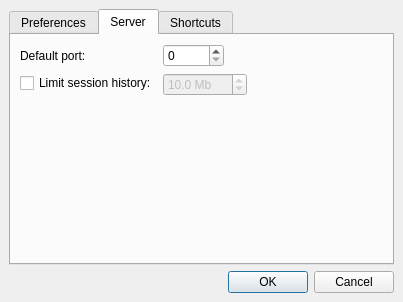
Before: the Qt Designer form src/client/ui/settings.ui in drawpile/Drawpile, drawn with Qt 5.
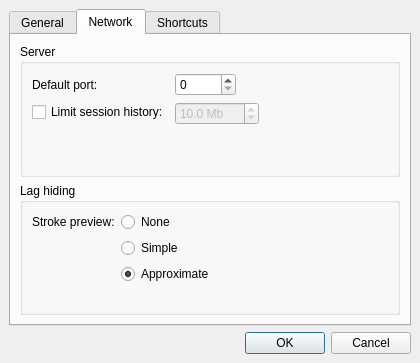
After: the same form once the commit is applied. The open tabs and pages were chosen to show the change.

Commit message:
Selectable preview stroke style
Add one additional preview stroke style (simple), and ability
to disable previews altogether.

Patch:
```diff
--- a/src/client/ui/settings.ui
+++ b/src/client/ui/settings.ui
@@ -6,8 +6,8 @@
    <rect>
     <x>0</x>
     <y>0</y>
-    <width>403</width>
-    <height>302</height>
+    <width>420</width>
+    <height>363</height>
    </rect>
   </property>
   <property name="windowTitle">
@@ -36,7 +36,7 @@
      </property>
      <widget class="QWidget" name="tab_3">
       <attribute name="title">
-       <string>Preferences</string>
+       <string>General</string>
       </attribute>
       <layout class="QVBoxLayout" name="verticalLayout">
        <item>
@@ -120,8 +120,17 @@
      </widget>
      <widget class="QWidget" name="tab">
       <attribute name="title">
+       <string>Network</string>
+      </attribute>
+      <layout class="QVBoxLayout" name="verticalLayout_2">
+       <item>
+        <widget class="QGroupBox" name="groupBox">
+         <property name="title">
        <string>Server</string>
-      </attribute>
+         </property>
+         <property name="flat">
+          <bool>true</bool>
+         </property>
       <layout class="QFormLayout" name="formLayout">
        <item row="0" column="0">
         <widget class="QLabel" name="label">
@@ -199,6 +208,52 @@
           </spacer>
          </item>
         </layout>
+          </item>
+         </layout>
+        </widget>
+       </item>
+       <item>
+        <widget class="QGroupBox" name="groupBox_2">
+         <property name="title">
+          <string>Lag hiding</string>
+         </property>
+         <property name="flat">
+          <bool>true</bool>
+         </property>
+         <layout class="QFormLayout" name="formLayout_3">
+          <item row="0" column="0">
+           <widget class="QLabel" name="label_3">
+            <property name="text">
+             <string>Stroke preview:</string>
+            </property>
+           </widget>
+          </item>
+          <item row="0" column="1">
+           <widget class="QRadioButton" name="preview_none">
+            <property name="text">
+             <string>None</string>
+            </property>
+           </widget>
+          </item>
+          <item row="1" column="1">
+           <widget class="QRadioButton" name="preview_simple">
+            <property name="text">
+             <string>Simple</string>
+            </property>
+           </widget>
+          </item>
+          <item row="2" column="1">
+           <widget class="QRadioButton" name="preview_approx">
+            <property name="text">
+             <string>Approximate</string>
+            </property>
+            <property name="checked">
+             <bool>true</bool>
+            </property>
+           </widget>
+          </item>
+         </layout>
+        </widget>
        </item>
       </layout>
      </widget>
```
Left out of the diff: 48 changed lines with no effect on the pictures. Lines whose indentation alone changed are shown as unchanged. The commit also changes 10 other files.
